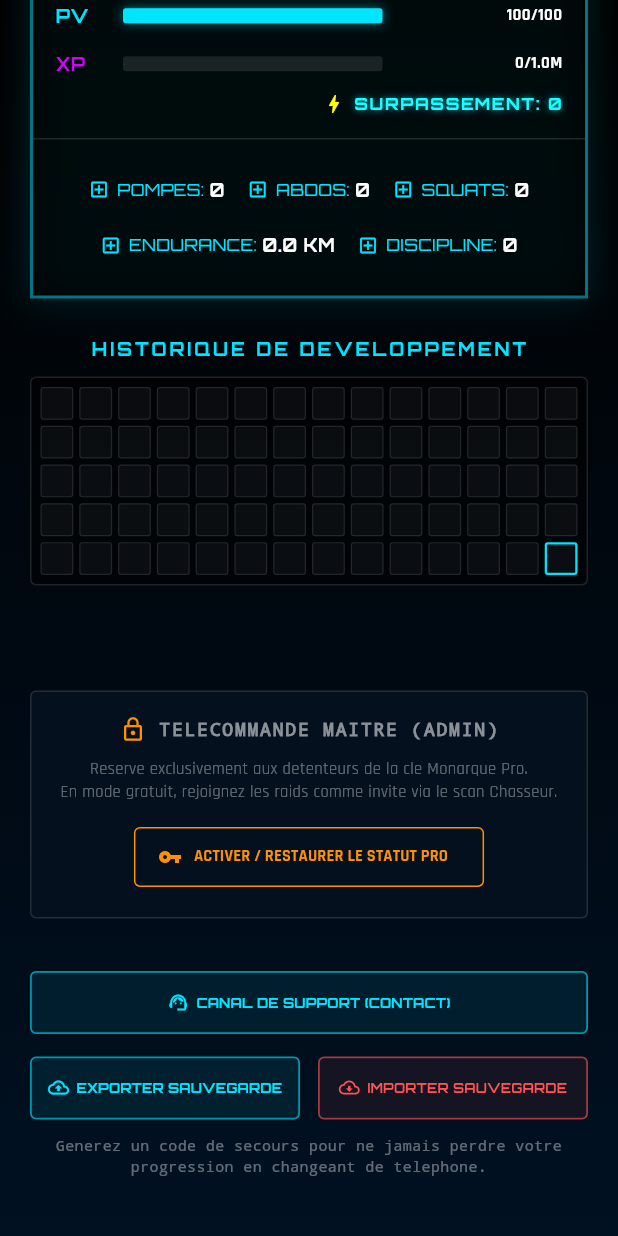
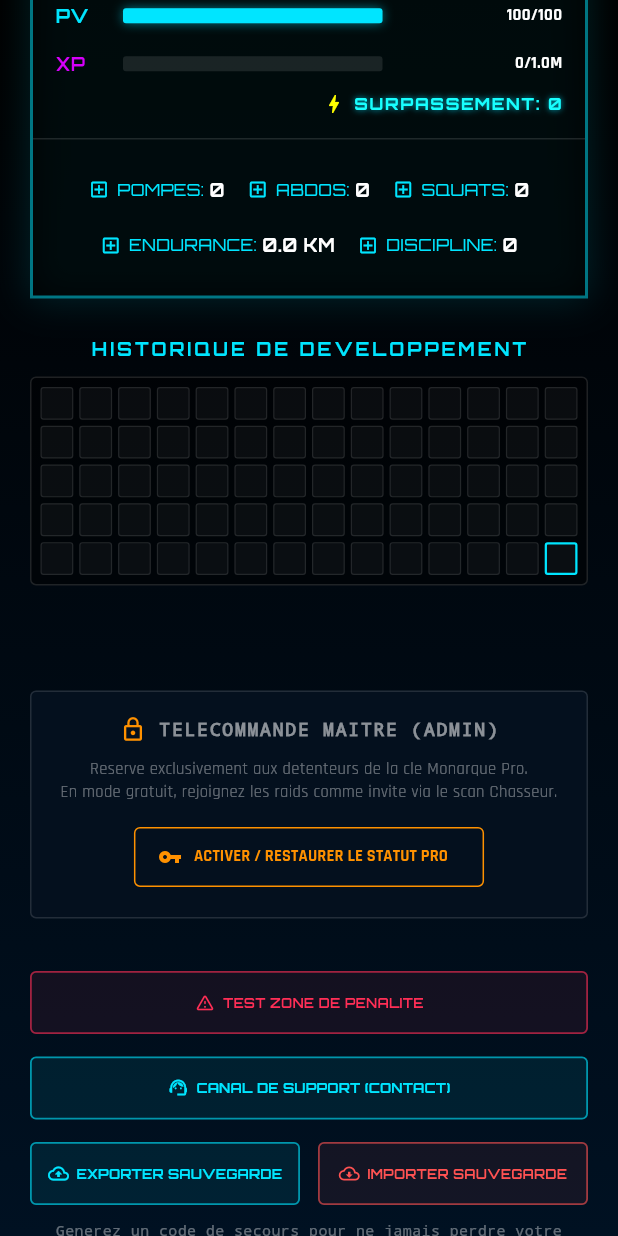
Before and after one commit to Matou7/ShadowBurn, a Flutter app: the ProfileScreen screen opened directly, scrolled down 326 dp, on a phone screen of 412 x 824 dp. Run offline on Flutter 3.47's test engine with Material 3 defaults, Android fonts, the phone set to English and light mode, and no system bars; our stand-ins replace audioplayers, cloud_firestore, device_info_plus, firebase_auth, firebase_core, flutter_local_notifications and 7 more; missing offline and left inert: dart:html, dart:js_interop, mobile_scanner, workmanager; accounts and stored records are empty; network calls fail.

Commit message:
Update profile_screen.dart

```diff
--- a/lib/screens/profile_screen.dart
+++ b/lib/screens/profile_screen.dart
@@ -2337,6 +2337,18 @@ class _ProfileScreenState extends State<ProfileScreen>
                   ),
                   const SizedBox(height: 25),
                 ],
+                SizedBox(
+                  width: double.infinity,
+                  child: _holoButton(
+                    "TEST ZONE DE PENALITE",
+                    const Color(0xFFFF2E56),
+                    () {
+                      game.triggerDailyPenalty();
+                    },
+                    icon: Icons.warning_amber_rounded,
+                  ),
+                ),
+                const SizedBox(height: 15),
                 SizedBox(
                   width: double.infinity,
                   child: _holoButton(
```
